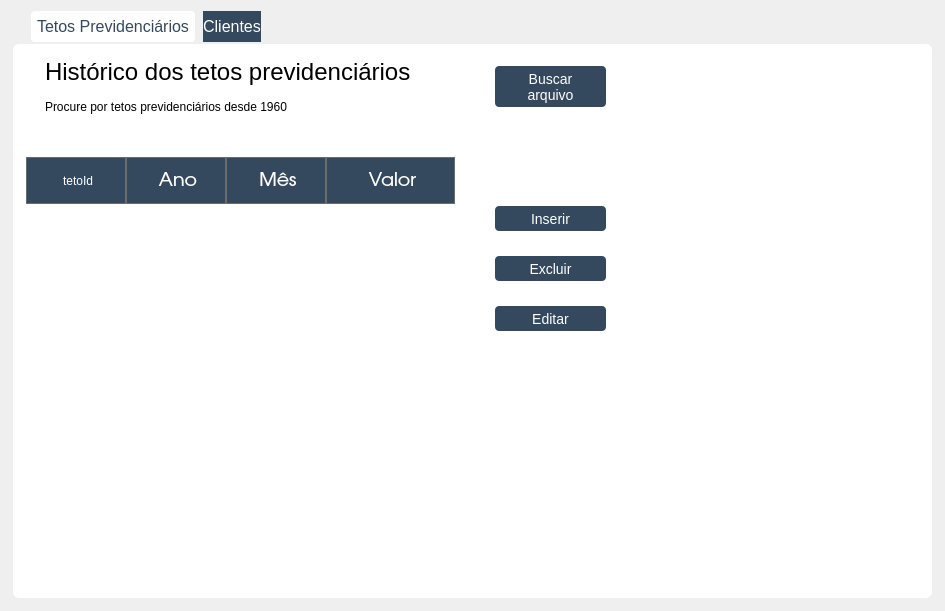
The window that Telas/UI/configuracoesPage.ui (newprev/PrevCliente) describes before a commit, drawn with Qt 5.
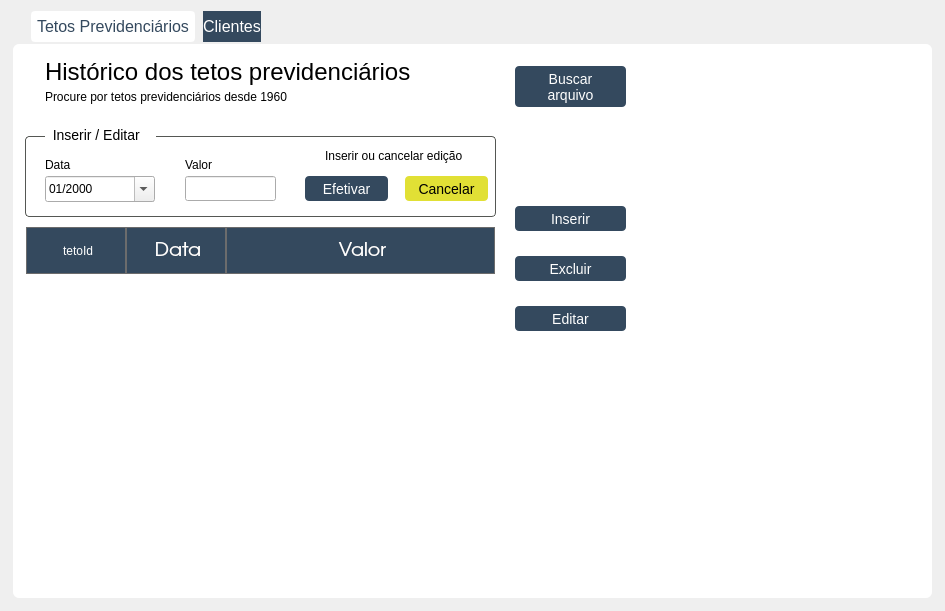
The same window after the commit.

Commit message:
Logs, novas tabelas, conexão remota, enums e nova funcionalidade
- Criação de lógica de logs no terminal;
- Atualização em todos as chamadas do banco de dados;
- Adição de tabelas responsáveis por armazenar os tetos previdenciários e outra que fará conversões monetárias;
- Adição de arquivo datasource que conecta com banco remoto;
- Criação de lógica de enums para troca de telas;
- Funcionalidade de carregar tetos previdenciário;
- Funcionalidade de conversão monetária ainda não finalizada

The edit to the form file:
```diff
--- a/Telas/UI/configuracoesPage.ui
+++ b/Telas/UI/configuracoesPage.ui
@@ -108,14 +108,23 @@
 	font-size: 24px;
 }
 
-#lbSubtitulo {
+#lbSubtitulo, #lbInfoValor,
+#lbInfoData, #lbInfoAcao {
 	font-family: &quot;TeX Gyre Adventor&quot;;
 	font-size: 12px;	
 }
 
+#lbInfoTitulo {
+	font-family: &quot;TeX Gyre Adventor&quot;;
+	font-size: 14px;
+
+	background-color: white;	
+}
+
 /*-------------------------------- Push Buttons --------------------------------*/
 #pbBuscarArq, #pbEditar, 
-#pbExcluir, #pbInserir {
+#pbExcluir, #pbInserir, 
+#pbEfetivar  {
 	font-family: &quot;TeX Gyre Adventor&quot;;
 	font-size: 14px;
 	color: white;
@@ -125,7 +134,8 @@
 }
 
 #pbBuscarArq:hover, #pbEditar:hover, 
-#pbExcluir:hover, #pbInserir:hover {
+#pbExcluir:hover, #pbInserir:hover,
+#pbEfetivar:hover {
 	font-family: &quot;TeX Gyre Adventor&quot;;
 	font-size: 14px;
 	color: white;
@@ -134,6 +144,32 @@
 	border: 1px solid;
 	background-color: rgb(72, 93, 114);
 }
+
+#pbCancelar {
+	font-family: &quot;TeX Gyre Adventor&quot;;
+	font-size: 14px;
+	color: black;
+
+	border-radius: 4px;
+	background-color: rgb(225, 224, 53);
+}
+
+#pbCancelar:hover {
+	font-family: &quot;TeX Gyre Adventor&quot;;
+	font-size: 14px;
+	color: black;
+
+	border-radius: 4px;
+	background-color: rgb(225, 240, 73);
+}
+
+/*-------------------------------- Frames -----------------------------------------*/
+#frInfo{
+	border-radius: 4px;
+	border: 1px solid rgb(85, 87, 83);
+
+	background-color: white;
+}
 </string>
       </property>
       <attribute name="title">
@@ -143,9 +179,9 @@
        <property name="geometry">
         <rect>
          <x>10</x>
-         <y>110</y>
-         <width>431</width>
-         <height>441</height>
+         <y>180</y>
+         <width>471</width>
+         <height>371</height>
         </rect>
        </property>
        <property name="editTriggers">
@@ -173,21 +209,7 @@
        </column>
        <column>
         <property name="text">
-         <string>Ano</string>
-        </property>
-        <property name="font">
-         <font>
-          <family>TeX Gyre Adventor</family>
-          <pointsize>14</pointsize>
-         </font>
-        </property>
-        <property name="textAlignment">
-         <set>AlignCenter</set>
-        </property>
-       </column>
-       <column>
-        <property name="text">
-         <string>Mês</string>
+         <string>Data</string>
         </property>
         <property name="font">
          <font>
@@ -231,7 +253,7 @@
        <property name="geometry">
         <rect>
          <x>30</x>
-         <y>50</y>
+         <y>40</y>
          <width>371</width>
          <height>21</height>
         </rect>
@@ -243,7 +265,7 @@
       <widget class="QPushButton" name="pbBuscarArq">
        <property name="geometry">
         <rect>
-         <x>480</x>
+         <x>500</x>
          <y>20</y>
          <width>111</width>
          <height>41</height>
@@ -257,7 +279,7 @@
       <widget class="QPushButton" name="pbInserir">
        <property name="geometry">
         <rect>
-         <x>480</x>
+         <x>500</x>
          <y>160</y>
          <width>111</width>
          <height>25</height>
@@ -270,7 +292,7 @@
       <widget class="QPushButton" name="pbExcluir">
        <property name="geometry">
         <rect>
-         <x>480</x>
+         <x>500</x>
          <y>210</y>
          <width>111</width>
          <height>25</height>
@@ -283,7 +305,7 @@
       <widget class="QPushButton" name="pbEditar">
        <property name="geometry">
         <rect>
-         <x>480</x>
+         <x>500</x>
          <y>260</y>
          <width>111</width>
          <height>25</height>
@@ -293,6 +315,141 @@
         <string>Editar</string>
        </property>
       </widget>
+      <widget class="QFrame" name="frInfo">
+       <property name="geometry">
+        <rect>
+         <x>10</x>
+         <y>90</y>
+         <width>471</width>
+         <height>81</height>
+        </rect>
+       </property>
+       <property name="frameShape">
+        <enum>QFrame::StyledPanel</enum>
+       </property>
+       <property name="frameShadow">
+        <enum>QFrame::Raised</enum>
+       </property>
+       <widget class="QLabel" name="lbInfoData">
+        <property name="geometry">
+         <rect>
+          <x>20</x>
+          <y>20</y>
+          <width>64</width>
+          <height>17</height>
+         </rect>
+        </property>
+        <property name="text">
+         <string>Data</string>
+        </property>
+       </widget>
+       <widget class="QLabel" name="lbInfoValor">
+        <property name="geometry">
+         <rect>
+          <x>160</x>
+          <y>20</y>
+          <width>64</width>
+          <height>17</height>
+         </rect>
+        </property>
+        <property name="text">
+         <string>Valor</string>
+        </property>
+       </widget>
+       <widget class="QDateEdit" name="dtData">
+        <property name="geometry">
+         <rect>
+          <x>20</x>
+          <y>40</y>
+          <width>110</width>
+          <height>26</height>
+         </rect>
+        </property>
+        <property name="buttonSymbols">
+         <enum>QAbstractSpinBox::UpDownArrows</enum>
+        </property>
+        <property name="currentSection">
+         <enum>QDateTimeEdit::MonthSection</enum>
+        </property>
+        <property name="displayFormat">
+         <string>MM/yyyy</string>
+        </property>
+        <property name="calendarPopup">
+         <bool>true</bool>
+        </property>
+       </widget>
+       <widget class="QLineEdit" name="leValor">
+        <property name="geometry">
+         <rect>
+          <x>160</x>
+          <y>40</y>
+          <width>91</width>
+          <height>25</height>
+         </rect>
+        </property>
+       </widget>
+       <widget class="QLabel" name="lbInfoAcao">
+        <property name="geometry">
+         <rect>
+          <x>300</x>
+          <y>10</y>
+          <width>161</width>
+          <height>20</height>
+         </rect>
+        </property>
+        <property name="text">
+         <string>Inserir ou cancelar edição</string>
+        </property>
+       </widget>
+       <widget class="QPushButton" name="pbEfetivar">
+        <property name="geometry">
+         <rect>
+          <x>280</x>
+          <y>40</y>
+          <width>83</width>
+          <height>25</height>
+         </rect>
+        </property>
+        <property name="text">
+         <string>Efetivar</string>
+        </property>
+       </widget>
+       <widget class="QPushButton" name="pbCancelar">
+        <property name="geometry">
+         <rect>
+          <x>380</x>
+          <y>40</y>
+          <width>83</width>
+          <height>25</height>
+         </rect>
+        </property>
+        <property name="text">
+         <string>Cancelar</string>
+        </property>
+       </widget>
+      </widget>
+      <widget class="QLabel" name="lbInfoTitulo">
+       <property name="geometry">
+        <rect>
+         <x>30</x>
+         <y>80</y>
+         <width>111</width>
+         <height>17</height>
+        </rect>
+       </property>
+       <property name="text">
+        <string>  Inserir / Editar</string>
+       </property>
+      </widget>
+      <zorder>frInfo</zorder>
+      <zorder>tblTetos</zorder>
+      <zorder>lbTitulo</zorder>
+      <zorder>lbSubtitulo</zorder>
+      <zorder>pbBuscarArq</zorder>
+      <zorder>pbInserir</zorder>
+      <zorder>pbExcluir</zorder>
+      <zorder>pbEditar</zorder>
+      <zorder>lbInfoTitulo</zorder>
      </widget>
      <widget class="QWidget" name="clientes">
       <attribute name="title">
```
The commit also changes 40 other files.
